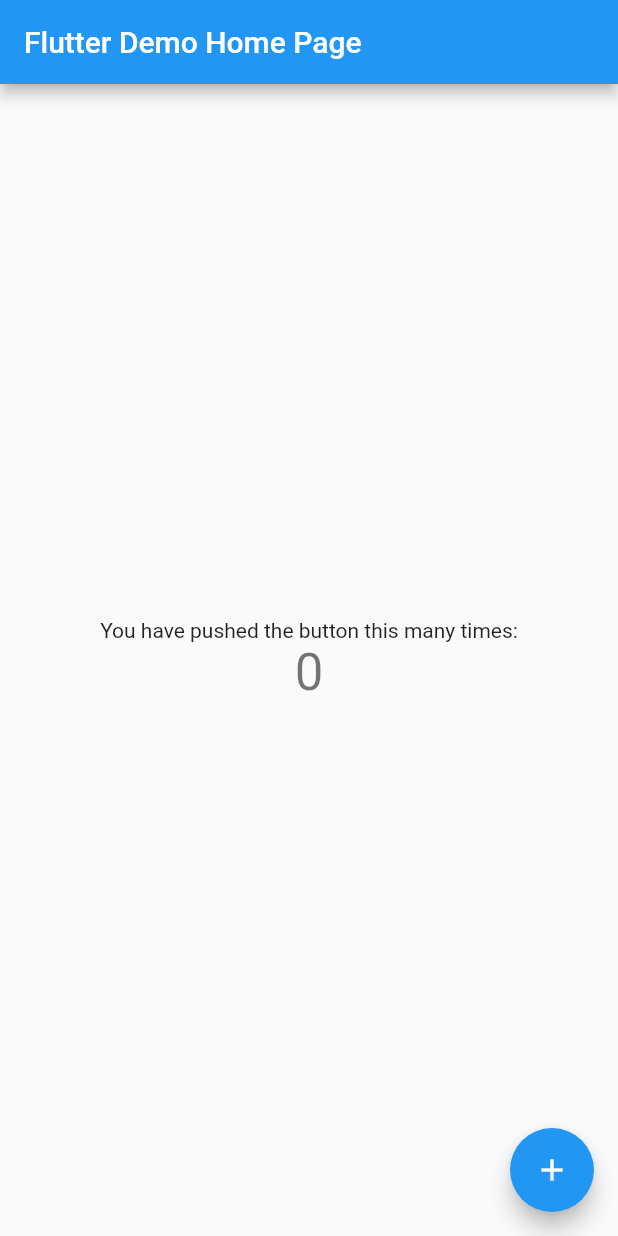
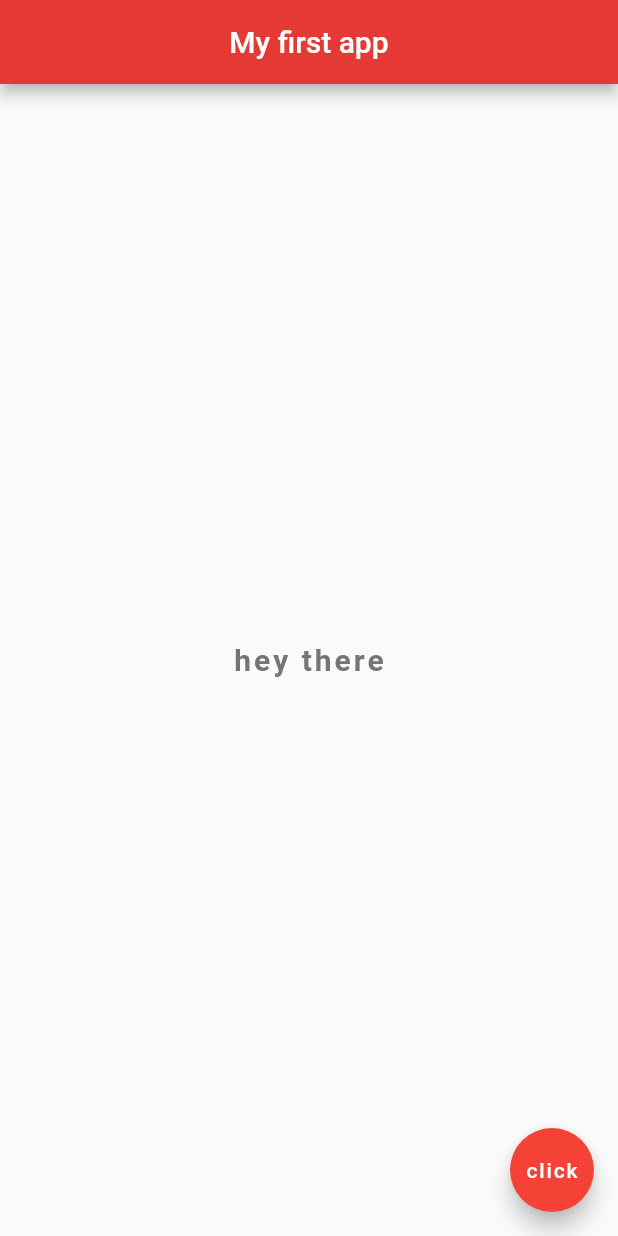
Before and after one commit to rajpatel2619/my_app, a Flutter app: the screen it shows after launch, on a phone screen of 412 x 824 dp. Run offline on Flutter 3.47's test engine with Material 2 defaults, Android fonts, the phone set to English and light mode, and no system bars; Roboto replaces fonts that are missing (IndieFlower).

Commit message:
some changes

```diff
--- a/lib/main.dart
+++ b/lib/main.dart
@@ -1,117 +1,33 @@
 import 'package:flutter/material.dart';
 
-void main() {
-  runApp(MyApp());
-}
+void main() => runApp(MaterialApp(home: Home()));
 
-class MyApp extends StatelessWidget {
-  // This widget is the root of your application.
+class Home extends StatelessWidget {
   @override
   Widget build(BuildContext context) {
-    return MaterialApp(
-      title: 'Flutter Demo App',
-      theme: ThemeData(
-        // This is the theme of your application.
-        //
-        // Try running your application with "flutter run". You'll see the
-        // application has a blue toolbar. Then, without quitting the app, try
-        // changing the primarySwatch below to Colors.green and then invoke
-        // "hot reload" (press "r" in the console where you ran "flutter run",
-        // or simply save your changes to "hot reload" in a Flutter IDE).
-        // Notice that the counter didn't reset back to zero; the application
-        // is not restarted.
-        primarySwatch: Colors.blue,
-        // This makes the visual density adapt to the platform that you run
-        // the app on. For desktop platforms, the controls will be smaller and
-        // closer together (more dense) than on mobile platforms.
-        visualDensity: VisualDensity.adaptivePlatformDensity,
+    return Scaffold(
+      appBar: AppBar(
+        title: Text('My first app'),
+        centerTitle: true,
+        backgroundColor: Colors.red[600],
       ),
-      home: MyHomePage(title: 'Flutter Demo Home Page'),
+      body: Center(
+        child: Text(
+          'hey there',
+          style: TextStyle(
+            fontSize: 20.0,
+            fontWeight: FontWeight.bold,
+            letterSpacing: 2.0,
+            color: Colors.grey[600],
+            fontFamily: 'IndieFlower',
+          ),
+        ),
+      ),
+      floatingActionButton: FloatingActionButton(
+        onPressed: () {},
+        child: Text('click'),
+        backgroundColor: Colors.red[500],
+      ),
     );
   }
 }
-
-class MyHomePage extends StatefulWidget {
-  MyHomePage({Key key, this.title}) : super(key: key);
-
-  // This widget is the home page of your application. It is stateful, meaning
-  // that it has a State object (defined below) that contains fields that affect
-  // how it looks.
-
-  // This class is the configuration for the state. It holds the values (in this
-  // case the title) provided by the parent (in this case the App widget) and
-  // used by the build method of the State. Fields in a Widget subclass are
-  // always marked "final".
-
-  final String title;
-
-  @override
-  _MyHomePageState createState() => _MyHomePageState();
-}
-
-class _MyHomePageState extends State<MyHomePage> {
-  int _counter = 0;
-
-  void _incrementCounter() {
-    setState(() {
-      // This call to setState tells the Flutter framework that something has
-      // changed in this State, which causes it to rerun the build method below
-      // so that the display can reflect the updated values. If we changed
-      // _counter without calling setState(), then the build method would not be
-      // called again, and so nothing would appear to happen.
-      _counter++;
-    });
-  }
-
-  @override
-  Widget build(BuildContext context) {
-    // This method is rerun every time setState is called, for instance as done
-    // by the _incrementCounter method above.
-    //
-    // The Flutter framework has been optimized to make rerunning build methods
-    // fast, so that you can just rebuild anything that needs updating rather
-    // than having to individually change instances of widgets.
-    return Scaffold(
-      appBar: AppBar(
-        // Here we take the value from the MyHomePage object that was created by
-        // the App.build method, and use it to set our appbar title.
-        title: Text(widget.title),
-      ),
-      body: Center(
-        // Center is a layout widget. It takes a single child and positions it
-        // in the middle of the parent.
-        child: Column(
-          // Column is also a layout widget. It takes a list of children and
-          // arranges them vertically. By default, it sizes itself to fit its
-          // children horizontally, and tries to be as tall as its parent.
-          //
-          // Invoke "debug painting" (press "p" in the console, choose the
-          // "Toggle Debug Paint" action from the Flutter Inspector in Android
-          // Studio, or the "Toggle Debug Paint" command in Visual Studio Code)
-          // to see the wireframe for each widget.
-          //
-          // Column has various properties to control how it sizes itself and
-          // how it positions its children. Here we use mainAxisAlignment to
-          // center the children vertically; the main axis here is the vertical
-          // axis because Columns are vertical (the cross axis would be
-          // horizontal).
-          mainAxisAlignment: MainAxisAlignment.center,
-          children: <Widget>[
-            Text(
-              'You have pushed the button this many times:',
-            ),
-            Text(
-              '$_counter',
-              style: Theme.of(context).textTheme.headline4,
-            ),
-          ],
-        ),
-      ),
-      floatingActionButton: FloatingActionButton(
-        onPressed: _incrementCounter,
-        tooltip: 'Increment',
-        child: Icon(Icons.add),
-      ), // This trailing comma makes auto-formatting nicer for build methods.
-    );
-  }
-}
```
Also changed, not shown: pubspec.yaml (+5 -11 lines), 1 other file.
